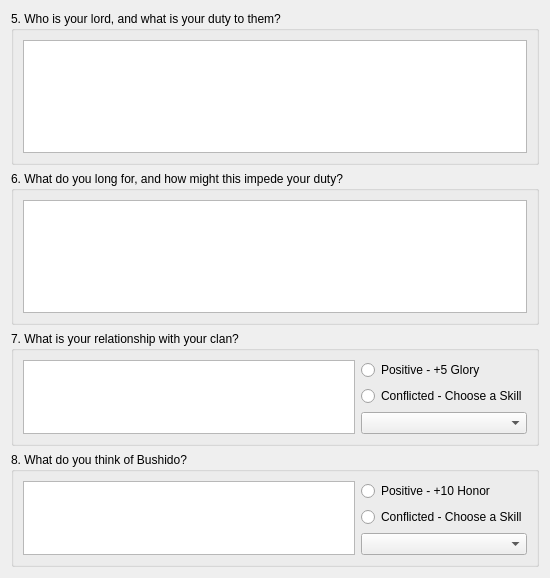
Qt form PaperBlossoms/ui/newcharwizardpage3.ui (dashnine/PaperBlossoms) before a commit.
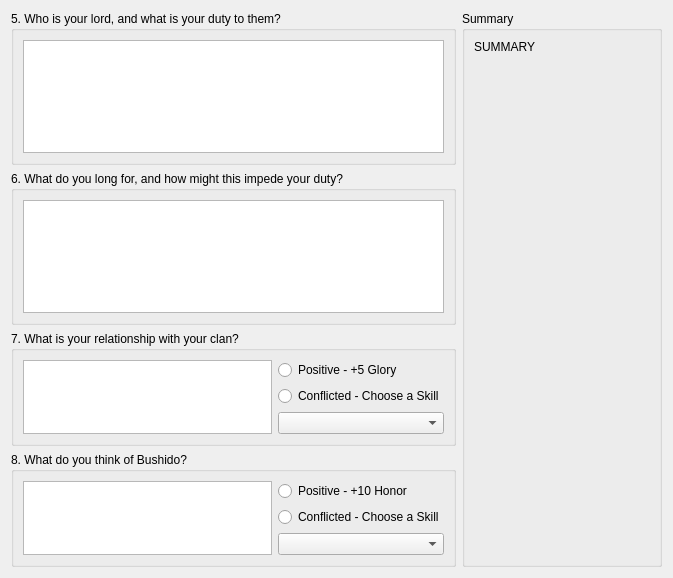
The same form after that commit.

The edit to the form file:
```diff
--- a/PaperBlossoms/ui/newcharwizardpage3.ui
+++ b/PaperBlossoms/ui/newcharwizardpage3.ui
@@ -6,15 +6,15 @@
    <rect>
     <x>0</x>
     <y>0</y>
-    <width>550</width>
+    <width>673</width>
     <height>578</height>
    </rect>
   </property>
   <property name="windowTitle">
    <string>WizardPage</string>
   </property>
-  <layout class="QVBoxLayout" name="verticalLayout_7">
-   <item>
+  <layout class="QGridLayout" name="gridLayout_3">
+   <item row="0" column="0">
     <widget class="QGroupBox" name="groupBox">
      <property name="title">
       <string>5. Who is your lord, and what is your duty to them?</string>
@@ -30,7 +30,47 @@
      </layout>
     </widget>
    </item>
-   <item>
+   <item row="0" column="1" rowspan="4">
+    <widget class="QGroupBox" name="groupBox_5">
+     <property name="sizePolicy">
+      <sizepolicy hsizetype="Fixed" vsizetype="Preferred">
+       <horstretch>0</horstretch>
+       <verstretch>0</verstretch>
+      </sizepolicy>
+     </property>
+     <property name="minimumSize">
+      <size>
+       <width>200</width>
+       <height>0</height>
+      </size>
+     </property>
+     <property name="maximumSize">
+      <size>
+       <width>200</width>
+       <height>16777215</height>
+      </size>
+     </property>
+     <property name="title">
+      <string>Summary</string>
+     </property>
+     <layout class="QVBoxLayout" name="verticalLayout_7">
+      <item>
+       <widget class="QLabel" name="summary_label">
+        <property name="text">
+         <string>SUMMARY</string>
+        </property>
+        <property name="alignment">
+         <set>Qt::AlignLeading|Qt::AlignLeft|Qt::AlignTop</set>
+        </property>
+        <property name="wordWrap">
+         <bool>true</bool>
+        </property>
+       </widget>
+      </item>
+     </layout>
+    </widget>
+   </item>
+   <item row="1" column="0">
     <widget class="QGroupBox" name="groupBox_2">
      <property name="title">
       <string>6. What do you long for, and how might this impede your duty?</string>
@@ -46,7 +86,7 @@
      </layout>
     </widget>
    </item>
-   <item>
+   <item row="2" column="0">
     <widget class="QGroupBox" name="groupBox_3">
      <property name="title">
       <string>7. What is your relationship with your clan?</string>
@@ -79,7 +119,7 @@
      </layout>
     </widget>
    </item>
-   <item>
+   <item row="3" column="0">
     <widget class="QGroupBox" name="groupBox_4">
      <property name="title">
       <string>8. What do you think of Bushido?</string>
```
